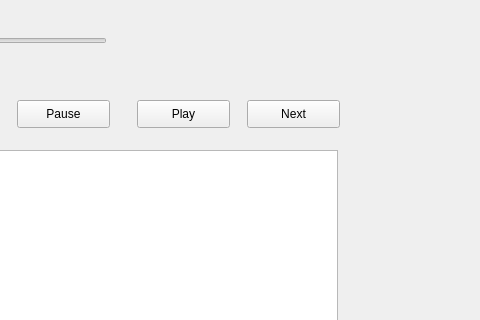
Before: the Qt Designer form mainwindow.ui in esiole/gui_1h2020-post, drawn with Qt 5; both pictures show x 393 to 873 and y 0 to 320 of the 873 by 665 pixel window.
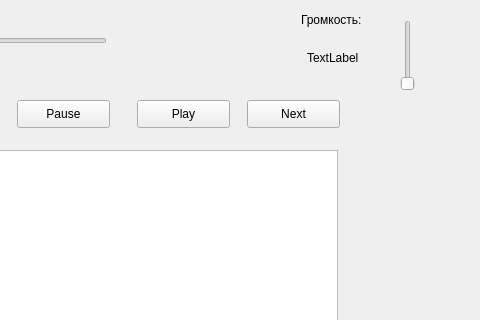
After: the same form once the commit is applied.

Commit message: Добавлен ползунок громкости звука

Patch:
```diff
--- a/mainwindow.ui
+++ b/mainwindow.ui
@@ -186,6 +186,51 @@
      <string>Delete Song</string>
     </property>
    </widget>
+   <widget class="QSlider" name="sliderVolume">
+    <property name="geometry">
+     <rect>
+      <x>790</x>
+      <y>20</y>
+      <width>22</width>
+      <height>71</height>
+     </rect>
+    </property>
+    <property name="maximum">
+     <number>100</number>
+    </property>
+    <property name="orientation">
+     <enum>Qt::Vertical</enum>
+    </property>
+    <property name="tickInterval">
+     <number>0</number>
+    </property>
+   </widget>
+   <widget class="QLabel" name="textLabelVolume">
+    <property name="geometry">
+     <rect>
+      <x>694</x>
+      <y>10</y>
+      <width>71</width>
+      <height>20</height>
+     </rect>
+    </property>
+    <property name="text">
+     <string>Громкость:</string>
+    </property>
+   </widget>
+   <widget class="QLabel" name="labelVolume">
+    <property name="geometry">
+     <rect>
+      <x>700</x>
+      <y>50</y>
+      <width>55</width>
+      <height>16</height>
+     </rect>
+    </property>
+    <property name="text">
+     <string>TextLabel</string>
+    </property>
+   </widget>
   </widget>
   <widget class="QMenuBar" name="menubar">
    <property name="geometry">
```
The commit also changes 2 other files.
